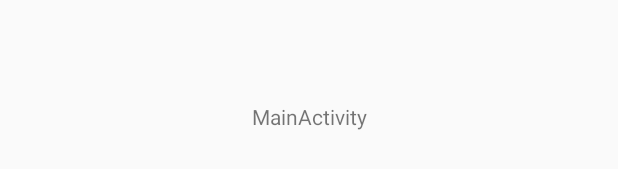
After one commit to wanglijian1993/jepackMvvm, an Android app: the layout activity_main.xml on its own in the app's theme, with its tools: preview values and no code run, on a phone screen of 412 x 824 dp. The commit adds this screen. Shown: the part 502-671 px from the top of the screen. Run offline under Robolectric (Android 15) with nearby library versions, the phone set to English and light mode, and no system bars.

```diff
--- a/app/src/main/AndroidManifest.xml
+++ b/app/src/main/AndroidManifest.xml
@@ -10,13 +10,12 @@
         android:label="@string/app_name"
         android:roundIcon="@mipmap/ic_launcher_round"
         android:supportsRtl="true"
-        android:theme="@style/Theme.MyJepckMvvm"
+        android:theme="@style/AppTheme"
         tools:targetApi="31">
         <activity
             android:name=".MainActivity"
             android:exported="true"
-            android:label="@string/app_name"
-            android:theme="@style/Theme.MyJepckMvvm">
+            android:label="@string/app_name">
             <intent-filter>
                 <action android:name="android.intent.action.MAIN" />
 
--- a/app/src/main/java/com/example/myjepckmvvm/base/BaseKtActivity.kt
+++ b/app/src/main/java/com/example/myjepckmvvm/base/BaseKtActivity.kt
@@ -26,10 +26,9 @@ open abstract class BaseKtActivity<VB : ViewBinding, VM : BaseViewModel> :
         initData()
     }
 
-    abstract fun initData()
-
     abstract fun initView()
 
+    abstract fun initData()
 
     private fun getViewBinding(): VB {
         var superclass: Type = this.javaClass.genericSuperclass
--- a/app/src/main/java/com/example/myjepckmvvm/base/BaseViewModel.kt
+++ b/app/src/main/java/com/example/myjepckmvvm/base/BaseViewModel.kt
@@ -1,7 +1,6 @@
 package com.example.myjepckmvvm.base
 
-import android.app.Application
-import androidx.lifecycle.AndroidViewModel
+import androidx.lifecycle.ViewModel
 
 
-open class BaseViewModel(application: Application) : AndroidViewModel(application)
+open class BaseViewModel : ViewModel()
--- /dev/null
+++ b/app/src/main/java/com/example/myjepckmvvm/mvvm/MainViewModel.kt
@@ -0,0 +1,5 @@
+package com.example.myjepckmvvm.mvvm
+
+import com.example.myjepckmvvm.base.BaseViewModel
+
+class MainViewModel : BaseViewModel()
--- /dev/null
+++ b/app/src/main/res/layout/activity_main.xml
@@ -0,0 +1,17 @@
+<?xml version="1.0" encoding="utf-8"?>
+<androidx.constraintlayout.widget.ConstraintLayout xmlns:android="http://schemas.android.com/apk/res/android"
+    android:orientation="vertical"
+    android:layout_width="match_parent"
+    android:layout_height="match_parent"
+    xmlns:app="http://schemas.android.com/apk/res-auto">
+
+    <TextView
+        android:layout_width="wrap_content"
+        android:layout_height="wrap_content"
+        app:layout_constraintLeft_toLeftOf="parent"
+        app:layout_constraintRight_toRightOf="parent"
+        app:layout_constraintTop_toTopOf="parent"
+        app:layout_constraintBottom_toBottomOf="parent"
+        android:text="MainActivity" />
+
+</androidx.constraintlayout.widget.ConstraintLayout>
--- a/app/src/main/res/values/colors.xml
+++ b/app/src/main/res/values/colors.xml
@@ -1,5 +1,9 @@
 <?xml version="1.0" encoding="utf-8"?>
 <resources>
+    <color name="colorPrimary">#FF03DAC5</color>
+    <color name="colorPrimaryDark">#FF03DAC5</color>
+    <color name="colorAccent">#FF03DAC5</color>
+
     <color name="purple_200">#FFBB86FC</color>
     <color name="purple_500">#FF6200EE</color>
     <color name="purple_700">#FF3700B3</color>
--- a/app/src/main/res/values/themes.xml
+++ b/app/src/main/res/values/themes.xml
@@ -1,5 +1,10 @@
 <?xml version="1.0" encoding="utf-8"?>
 <resources>
 
-    <style name="Theme.MyJepckMvvm" parent="android:Theme.Material.Light.NoActionBar" />
+    <style name="AppTheme" parent="Theme.AppCompat.Light.DarkActionBar">
+        <!-- Customize your theme here. -->
+        <item name="colorPrimary">@color/colorPrimary</item>
+        <item name="colorPrimaryDark">@color/colorPrimaryDark</item>
+        <item name="colorAccent">@color/colorAccent</item>
+    </style>
 </resources>
```
Also changed, not shown: app/build.gradle.kts (+13 -4 lines), app/src/main/java/com/example/myjepckmvvm/MainActivity.kt (+18 -4 lines), app/src/main/java/com/example/myjepckmvvm/network/RequestService.kt (added, +9 -0 lines), app/src/main/java/com/example/myjepckmvvm/network/RetrofitClient.kt (added, +22 -0 lines).
